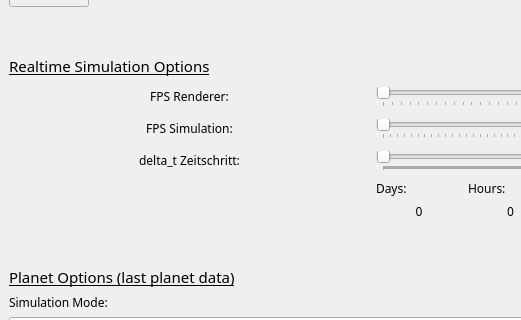
Qt form userinterface.ui (Chris19384/Planetensimulation) before a commit; both pictures show x 0 to 521 and y 191 to 511 of the 799 by 1157 pixel window.
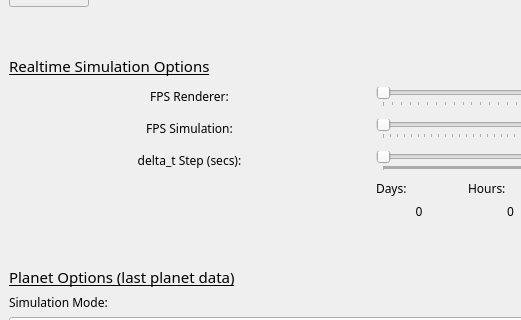
The same form after that commit.

```diff
--- a/userinterface.ui
+++ b/userinterface.ui
@@ -327,7 +327,7 @@
          </sizepolicy>
         </property>
         <property name="text">
-         <string>delta_t Zeitschritt:</string>
+         <string>delta_t Step (secs):</string>
         </property>
         <property name="alignment">
          <set>Qt::AlignCenter</set>
```
